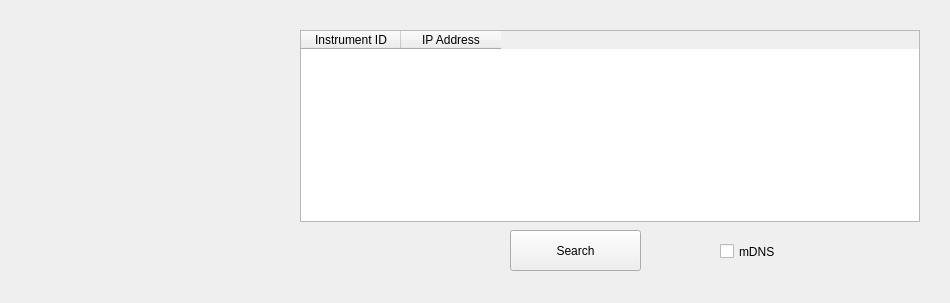
Old version of the form src/gui/lxi-gui/mainwindow.ui in the repository lxi-tools/lxi-tools.
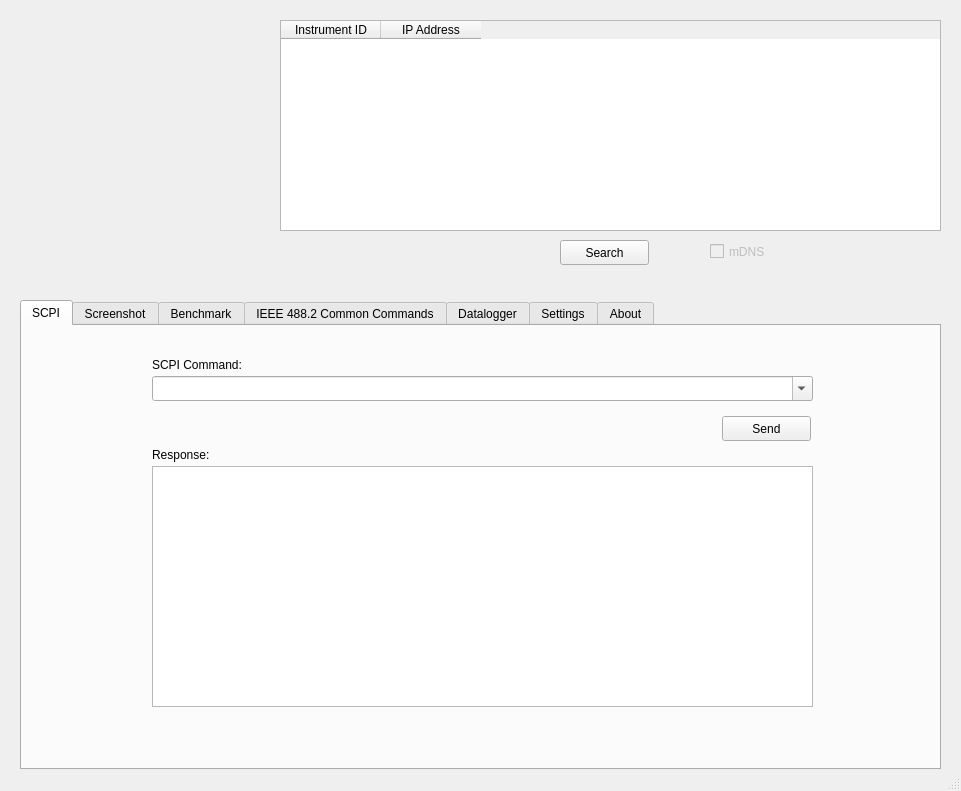
New version of the form. Icons and pictures are not drawn.

Patch:
```diff
--- a/src/gui/lxi-gui/mainwindow.ui
+++ b/src/gui/lxi-gui/mainwindow.ui
@@ -6,8 +6,8 @@
    <rect>
     <x>0</x>
     <y>0</y>
-    <width>950</width>
-    <height>303</height>
+    <width>961</width>
+    <height>791</height>
    </rect>
   </property>
   <property name="sizePolicy">
@@ -18,8 +18,8 @@
   </property>
   <property name="minimumSize">
    <size>
-    <width>889</width>
-    <height>303</height>
+    <width>961</width>
+    <height>791</height>
    </size>
   </property>
   <property name="windowTitle">
@@ -29,10 +29,10 @@
    <widget class="QPushButton" name="pushButton">
     <property name="geometry">
      <rect>
-      <x>510</x>
-      <y>230</y>
-      <width>131</width>
-      <height>41</height>
+      <x>560</x>
+      <y>240</y>
+      <width>89</width>
+      <height>25</height>
      </rect>
     </property>
     <property name="text">
@@ -42,8 +42,8 @@
    <widget class="QLabel" name="label">
     <property name="geometry">
      <rect>
-      <x>30</x>
-      <y>30</y>
+      <x>20</x>
+      <y>20</y>
       <width>240</width>
       <height>240</height>
      </rect>
@@ -59,9 +59,12 @@
     </property>
    </widget>
    <widget class="QCheckBox" name="checkBox">
+    <property name="enabled">
+     <bool>false</bool>
+    </property>
     <property name="geometry">
      <rect>
-      <x>720</x>
+      <x>710</x>
       <y>240</y>
       <width>71</width>
       <height>23</height>
@@ -74,15 +77,24 @@
    <widget class="QTableWidget" name="tableWidget">
     <property name="geometry">
      <rect>
-      <x>300</x>
-      <y>30</y>
-      <width>620</width>
-      <height>192</height>
+      <x>280</x>
+      <y>20</y>
+      <width>661</width>
+      <height>211</height>
      </rect>
     </property>
     <property name="showGrid">
      <bool>false</bool>
     </property>
+    <attribute name="horizontalHeaderVisible">
+     <bool>true</bool>
+    </attribute>
+    <attribute name="horizontalHeaderHighlightSections">
+     <bool>false</bool>
+    </attribute>
+    <attribute name="verticalHeaderVisible">
+     <bool>true</bool>
+    </attribute>
     <column>
      <property name="text">
       <string>Instrument ID</string>
@@ -94,11 +106,125 @@
      </property>
     </column>
    </widget>
+   <widget class="QTabWidget" name="tabWidget">
+    <property name="geometry">
+     <rect>
+      <x>20</x>
+      <y>300</y>
+      <width>921</width>
+      <height>470</height>
+     </rect>
+    </property>
+    <property name="currentIndex">
+     <number>0</number>
+    </property>
+    <widget class="QWidget" name="tab">
+     <attribute name="title">
+      <string>SCPI</string>
+     </attribute>
+     <widget class="QTextBrowser" name="textBrowser">
+      <property name="geometry">
+       <rect>
+        <x>130</x>
+        <y>140</y>
+        <width>661</width>
+        <height>241</height>
+       </rect>
+      </property>
+     </widget>
+     <widget class="QLabel" name="label_2">
+      <property name="geometry">
+       <rect>
+        <x>130</x>
+        <y>30</y>
+        <width>111</width>
+        <height>17</height>
+       </rect>
+      </property>
+      <property name="text">
+       <string>SCPI Command:</string>
+      </property>
+     </widget>
+     <widget class="QLabel" name="label_3">
+      <property name="geometry">
+       <rect>
+        <x>130</x>
+        <y>120</y>
+        <width>101</width>
+        <height>17</height>
+       </rect>
+      </property>
+      <property name="text">
+       <string>Response:</string>
+      </property>
+     </widget>
+     <widget class="QPushButton" name="pushButton_2">
+      <property name="geometry">
+       <rect>
+        <x>700</x>
+        <y>90</y>
+        <width>89</width>
+        <height>25</height>
+       </rect>
+      </property>
+      <property name="text">
+       <string>Send</string>
+      </property>
+     </widget>
+     <widget class="QComboBox" name="comboBox">
+      <property name="geometry">
+       <rect>
+        <x>130</x>
+        <y>50</y>
+        <width>661</width>
+        <height>25</height>
+       </rect>
+      </property>
+      <property name="acceptDrops">
+       <bool>true</bool>
+      </property>
+      <property name="editable">
+       <bool>true</bool>
+      </property>
+     </widget>
+    </widget>
+    <widget class="QWidget" name="tab_2">
+     <attribute name="title">
+      <string>Screenshot</string>
+     </attribute>
+    </widget>
+    <widget class="QWidget" name="tab_3">
+     <attribute name="title">
+      <string>Benchmark</string>
+     </attribute>
+    </widget>
+    <widget class="QWidget" name="tab_4">
+     <attribute name="title">
+      <string>IEEE 488.2 Common Commands</string>
+     </attribute>
+    </widget>
+    <widget class="QWidget" name="tab_5">
+     <attribute name="title">
+      <string>Datalogger</string>
+     </attribute>
+    </widget>
+    <widget class="QWidget" name="tab_6">
+     <attribute name="title">
+      <string>Settings</string>
+     </attribute>
+    </widget>
+    <widget class="QWidget" name="tab_7">
+     <attribute name="title">
+      <string>About</string>
+     </attribute>
+    </widget>
+   </widget>
    <zorder>label</zorder>
    <zorder>checkBox</zorder>
    <zorder>tableWidget</zorder>
    <zorder>pushButton</zorder>
   </widget>
+  <widget class="QStatusBar" name="statusBar"/>
  </widget>
  <layoutdefault spacing="6" margin="11"/>
  <resources>
```
Left out of the diff: 12 changed lines with no effect on the pictures.
